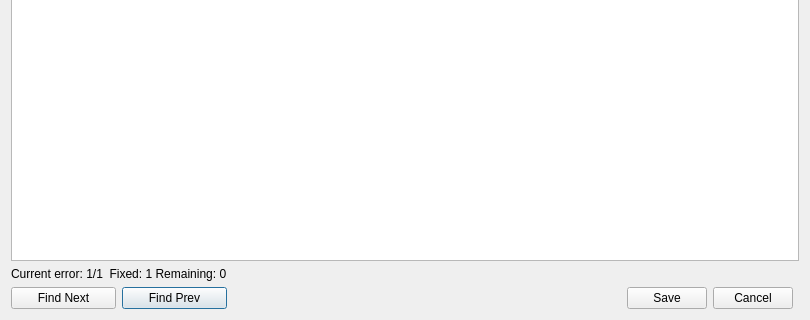
Old version of the form AcuitySTAR/src/gui/ErrorEditDialog.ui in the repository guhaoyu2005/cs3307aTeamDraco; both pictures show x 0 to 810 and y 163 to 483 of the 810 by 483 pixel window.
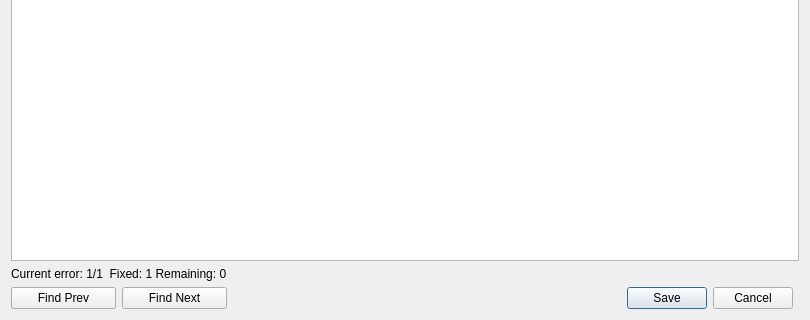
New version of the form. Icons and pictures are not drawn.

```diff
--- a/AcuitySTAR/src/gui/ErrorEditDialog.ui
+++ b/AcuitySTAR/src/gui/ErrorEditDialog.ui
@@ -18,13 +18,6 @@
     <normaloff>:/icon32.ico</normaloff>:/icon32.ico</iconset>
   </property>
   <layout class="QGridLayout" name="gridLayout">
-   <item row="3" column="1">
-    <widget class="QPushButton" name="FindPrevBtn">
-     <property name="text">
-      <string>Find Prev</string>
-     </property>
-    </widget>
-   </item>
    <item row="3" column="3">
     <widget class="QPushButton" name="save">
      <property name="maximumSize">
@@ -38,13 +31,6 @@
      </property>
     </widget>
    </item>
-   <item row="3" column="0">
-    <widget class="QPushButton" name="FindNextBtn">
-     <property name="text">
-      <string>Find Next</string>
-     </property>
-    </widget>
-   </item>
    <item row="3" column="4">
     <widget class="QPushButton" name="cancel">
      <property name="text">
@@ -78,6 +64,27 @@
      </property>
     </widget>
    </item>
+   <item row="3" column="0">
+    <widget class="QPushButton" name="FindNextBtn">
+     <property name="text">
+      <string>Find Next</string>
+     </property>
+    </widget>
+   </item>
+   <item row="3" column="0">
+       <widget class="QPushButton" name="FindPrevBtn">
+        <property name="text">
+         <string>Find Prev</string>
+        </property>
+       </widget>
+      </item>
+      <item row="3" column="1">
+       <widget class="QPushButton" name="FindNextBtn">
+        <property name="text">
+         <string>Find Next</string>
+        </property>
+       </widget>
+      </item>
   </layout>
  </widget>
  <resources>
```
Lines whose indentation alone changed are shown as unchanged.
